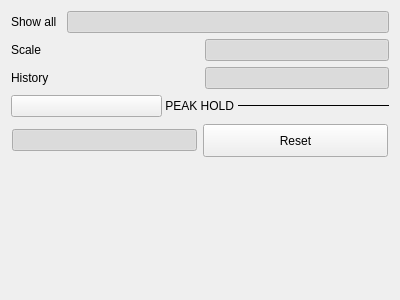
Above: ui/iiomonitormenu.ui from thatliuser/scopy before the change. Below: the same form after it.
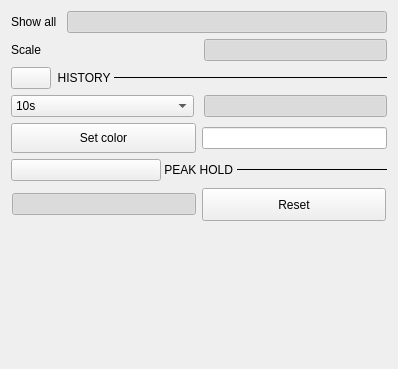
That is the form after the change. Custom widgets are drawn as their Qt base class.

```diff
--- a/ui/iiomonitormenu.ui
+++ b/ui/iiomonitormenu.ui
@@ -6,15 +6,15 @@
    <rect>
     <x>0</x>
     <y>0</y>
-    <width>400</width>
-    <height>300</height>
+    <width>398</width>
+    <height>369</height>
    </rect>
   </property>
   <property name="windowTitle">
    <string>Form</string>
   </property>
-  <layout class="QGridLayout" name="gridLayout">
-   <item row="0" column="0">
+  <layout class="QVBoxLayout" name="verticalLayout_2">
+   <item>
     <layout class="QVBoxLayout" name="verticalLayout">
      <item>
       <layout class="QHBoxLayout" name="horizontalLayout_5">
@@ -88,6 +88,85 @@
        </item>
       </layout>
      </item>
+     <item>
+      <layout class="QHBoxLayout" name="horizontalLayout_13">
+       <property name="spacing">
+        <number>0</number>
+       </property>
+       <property name="topMargin">
+        <number>0</number>
+       </property>
+       <item>
+        <widget class="QPushButton" name="btnCollapseHistory">
+         <property name="sizePolicy">
+          <sizepolicy hsizetype="Minimum" vsizetype="Preferred">
+           <horstretch>0</horstretch>
+           <verstretch>0</verstretch>
+          </sizepolicy>
+         </property>
+         <property name="text">
+          <string/>
+         </property>
+         <property name="checkable">
+          <bool>true</bool>
+         </property>
+         <property name="subsection_arrow_button" stdset="0">
+          <bool>true</bool>
+         </property>
+        </widget>
+       </item>
+       <item>
+        <widget class="QLabel" name="label_13">
+         <property name="sizePolicy">
+          <sizepolicy hsizetype="Fixed" vsizetype="Fixed">
+           <horstretch>0</horstretch>
+           <verstretch>0</verstretch>
+          </sizepolicy>
+         </property>
+         <property name="text">
+          <string>  HISTORY </string>
+         </property>
+         <property name="subsection_label" stdset="0">
+          <bool>true</bool>
+         </property>
+        </widget>
+       </item>
+       <item>
+        <widget class="Line" name="line_5">
+         <property name="sizePolicy">
+          <sizepolicy hsizetype="MinimumExpanding" vsizetype="Fixed">
+           <horstretch>0</horstretch>
+           <verstretch>0</verstretch>
+          </sizepolicy>
+         </property>
+         <property name="minimumSize">
+          <size>
+           <width>0</width>
+           <height>1</height>
+          </size>
+         </property>
+         <property name="maximumSize">
+          <size>
+           <width>16777215</width>
+           <height>1</height>
+          </size>
+         </property>
+         <property name="frameShadow">
+          <enum>QFrame::Plain</enum>
+         </property>
+         <property name="lineWidth">
+          <number>1</number>
+         </property>
+         <property name="orientation">
+          <enum>Qt::Horizontal</enum>
+         </property>
+         <property name="subsection_line" stdset="0">
+          <bool>true</bool>
+         </property>
+        </widget>
+       </item>
+      </layout>
+     </item>
      <item>
       <layout class="QHBoxLayout" name="horizontalLayout_3">
        <property name="spacing">
@@ -97,10 +176,37 @@
         <number>0</number>
        </property>
        <item>
-        <widget class="QLabel" name="label_5">
-         <property name="text">
-          <string>History</string>
+        <widget class="QComboBox" name="historySize">
+         <property name="sizePolicy">
+          <sizepolicy hsizetype="Preferred" vsizetype="Fixed">
+           <horstretch>0</horstretch>
+           <verstretch>0</verstretch>
+          </sizepolicy>
          </property>
+         <property name="minimumSize">
+          <size>
+           <width>80</width>
+           <height>0</height>
+          </size>
+         </property>
+         <property name="currentIndex">
+          <number>1</number>
+         </property>
+         <item>
+          <property name="text">
+           <string>1s</string>
+          </property>
+         </item>
+         <item>
+          <property name="text">
+           <string>10s</string>
+          </property>
+         </item>
+         <item>
+          <property name="text">
+           <string>60s</string>
+          </property>
+         </item>
         </widget>
        </item>
        <item>
@@ -115,6 +221,43 @@
        </item>
       </layout>
      </item>
+     <item>
+      <layout class="QHBoxLayout" name="horizontalLayout">
+       <item>
+        <widget class="QPushButton" name="setColorBtn">
+         <property name="sizePolicy">
+          <sizepolicy hsizetype="MinimumExpanding" vsizetype="Fixed">
+           <horstretch>0</horstretch>
+           <verstretch>0</verstretch>
+          </sizepolicy>
+         </property>
+         <property name="minimumSize">
+          <size>
+           <width>0</width>
+           <height>30</height>
+          </size>
+         </property>
+         <property name="styleSheet">
+          <string notr="true">QPushButton{
+height:25px;
+
+font-size: 12px;
+line-height: 14px;
+}</string>
+         </property>
+         <property name="text">
+          <string>Set color</string>
+         </property>
+         <property name="blue_button" stdset="0">
+          <bool>true</bool>
+         </property>
+        </widget>
+       </item>
+       <item>
+        <widget class="QLineEdit" name="colorValue"/>
+       </item>
+      </layout>
+     </item>
      <item>
       <layout class="QHBoxLayout" name="horizontalLayout_12">
        <property name="spacing">
@@ -242,7 +385,7 @@
      </item>
     </layout>
    </item>
-   <item row="1" column="0">
+   <item>
     <spacer name="verticalSpacer">
      <property name="orientation">
       <enum>Qt::Vertical</enum>
```
